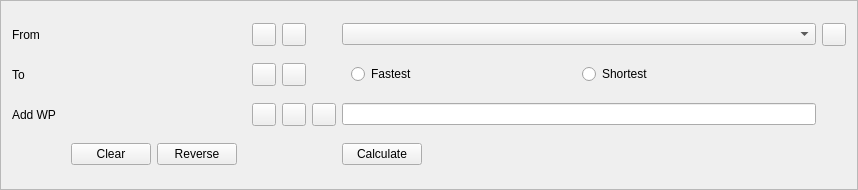
This is kadasrouting/gui/shortestpathbottombar.ui in kadas-albireo/kadas-albireo2 as Qt 5 draws it before an edit. The edited form follows.
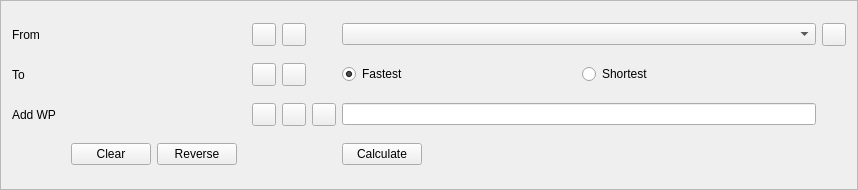
This is the edited form. Icons and pictures are not drawn.

Commit message: Check fastest mode.

Diff of the .ui file:
```diff
--- a/kadasrouting/gui/shortestpathbottombar.ui
+++ b/kadasrouting/gui/shortestpathbottombar.ui
@@ -46,9 +46,15 @@
    <item row="1" column="5">
     <widget class="QWidget" name="widgetMode" native="true">
      <layout class="QHBoxLayout" name="horizontalLayout">
+      <property name="leftMargin">
+       <number>0</number>
+      </property>
       <property name="topMargin">
        <number>0</number>
       </property>
+      <property name="rightMargin">
+       <number>0</number>
+      </property>
       <property name="bottomMargin">
        <number>0</number>
       </property>
@@ -57,6 +63,9 @@
         <property name="text">
          <string>Fastest</string>
         </property>
+        <property name="checked">
+         <bool>true</bool>
+        </property>
        </widget>
       </item>
       <item>
@@ -64,6 +73,9 @@
         <property name="text">
          <string>Shortest</string>
         </property>
+        <property name="checked">
+         <bool>false</bool>
+        </property>
        </widget>
       </item>
      </layout>
```
